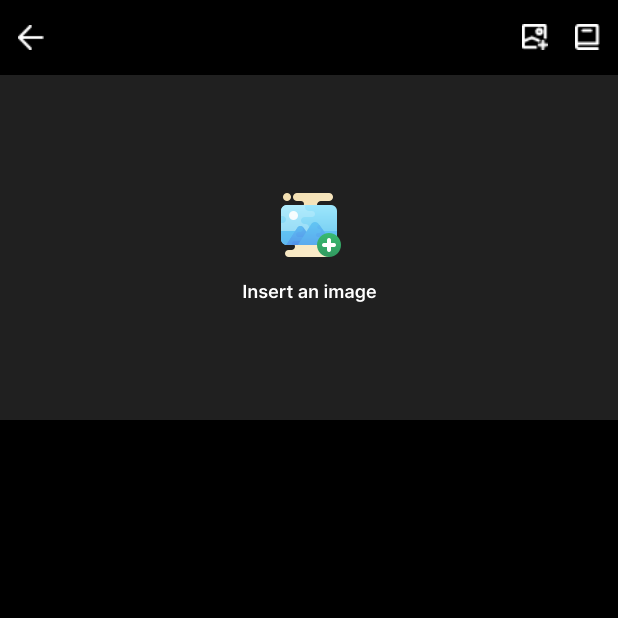
After one commit to namnhat0620/AniGAN-PhotoApp, an Android app built with Jetpack Compose: the composable AIToolScreen shown on its own in the app's theme, on a phone screen of 412 x 824 dp, the top half of it. The commit adds this screen. Run offline under Robolectric (Android 15) with nearby library versions, the light colour scheme and no system bars.

Commit message:
Add splash screen and main screen

```diff
--- a/app/src/main/java/com/kltn/anigan/MainActivity.kt
+++ b/app/src/main/java/com/kltn/anigan/activity/MainActivity.kt
@@ -1,4 +1,4 @@
-package com.kltn.anigan
+package com.kltn.anigan.activity
 
 import android.os.Bundle
 import androidx.activity.ComponentActivity
--- /dev/null
+++ b/app/src/main/java/com/kltn/anigan/ui/AIToolScreen.kt
@@ -0,0 +1,98 @@
+package com.kltn.anigan.ui
+
+import androidx.compose.foundation.Image
+import androidx.compose.foundation.background
+import androidx.compose.foundation.layout.Arrangement
+import androidx.compose.foundation.layout.Column
+import androidx.compose.foundation.layout.Row
+import androidx.compose.foundation.layout.fillMaxSize
+import androidx.compose.foundation.layout.fillMaxWidth
+import androidx.compose.foundation.layout.height
+import androidx.compose.foundation.layout.padding
+import androidx.compose.foundation.layout.size
+import androidx.compose.runtime.Composable
+import androidx.compose.ui.Alignment
+import androidx.compose.ui.Modifier
+import androidx.compose.ui.res.colorResource
+import androidx.compose.ui.res.dimensionResource
+import androidx.compose.ui.res.painterResource
+import androidx.compose.ui.tooling.preview.Preview
+import androidx.compose.ui.unit.dp
+import com.kltn.anigan.R
+
+@Composable
+fun AIToolScreen() {
+    Column(
+
+        modifier = Modifier
+            .background(colorResource(id = R.color.black))
+            .fillMaxSize()
+    ){
+        Column(
+            modifier = Modifier
+                .background(colorResource(id = R.color.black))
+        ) {
+            Header()
+            InsertImage()
+        }
+    }
+}
+
+@Composable
+private fun Header(modifier: Modifier = Modifier) {
+    Row (
+        modifier
+            .height(50.dp)
+            .fillMaxWidth()
+            .background(colorResource(id = R.color.black)),
+        horizontalArrangement = Arrangement.SpaceBetween
+    ){
+        Image(
+            painter = painterResource(id = R.drawable.icon_back),
+            contentDescription = "icon_change_image",
+            modifier
+                .padding(start = 12.dp, top = 16.dp)
+                .size(17.dp),
+        )
+        Row {
+            Image(
+                painter = painterResource(id = R.drawable.icon_change_image),
+                contentDescription = "icon_change_image",
+                modifier
+                    .padding(start = 12.dp, top = 16.dp)
+                    .size(17.dp),
+            )
+
+            //Icon notification
+            Image(
+                painter = painterResource(id = R.drawable.icon_library),
+                contentDescription = "icon_library",
+                modifier
+                    .padding(start = 17.dp, top = 16.dp, end = 12.dp)
+                    .size(17.dp)
+            )
+        }
+
+
+    }
+}
+
+@Composable
+private fun InsertImage(modifier: Modifier = Modifier) {
+    Row (
+        modifier
+            .fillMaxWidth()
+            .height(dimensionResource(id = R.dimen.insert_image_AI_Tools))
+            .background(color = colorResource(id = R.color.background)),
+        horizontalArrangement = Arrangement.Center,
+        verticalAlignment = Alignment.CenterVertically,
+    ){
+        Image(
+            painter = painterResource(id = R.drawable.insert_img) ,
+            contentDescription = "Insert Image",
+            modifier = modifier
+
+        )
+    }
+
+}
--- a/app/src/main/res/values/colors.xml
+++ b/app/src/main/res/values/colors.xml
@@ -7,4 +7,5 @@
     <color name="teal_700">#FF018786</color>
     <color name="black">#FF000000</color>
     <color name="white">#FFFFFFFF</color>
+    <color name="background">#202020</color>
 </resources>
--- a/app/src/main/res/values/dimens.xml
+++ b/app/src/main/res/values/dimens.xml
@@ -1,4 +1,5 @@
 <?xml version="1.0" encoding="utf-8"?>
 <resources>
     <dimen name="splash_screen_icon_size">38.dp</dimen>
+    <dimen name="insert_image_AI_Tools">230.dp</dimen>
 </resources>
```
Also changed, not shown: app/build.gradle.kts (+28 -0 lines), app/src/main/AndroidManifest.xml (+10 -4 lines), app/src/main/java/com/kltn/anigan/activity/AIToolActivity.kt (added, +31 -0 lines), app/src/main/java/com/kltn/anigan/ui/MainScreen.kt (+6 -6 lines), app/src/main/res/layout/activity_aitool.xml (added, +9 -0 lines), app/src/main/res/navigation/nav_graph.xml (added, +16 -0 lines), app/src/main/res/drawable-nodpi/icon_back.png (added), app/src/main/res/drawable-nodpi/icon_change_image.png (added), app/src/main/res/drawable-nodpi/icon_library.png (added), app/src/main/res/drawable-nodpi/insert_img.png (added), 1 other file.
